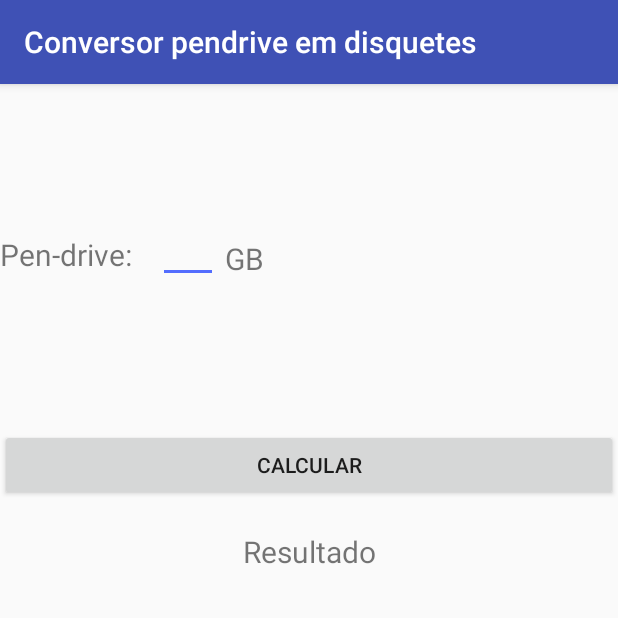
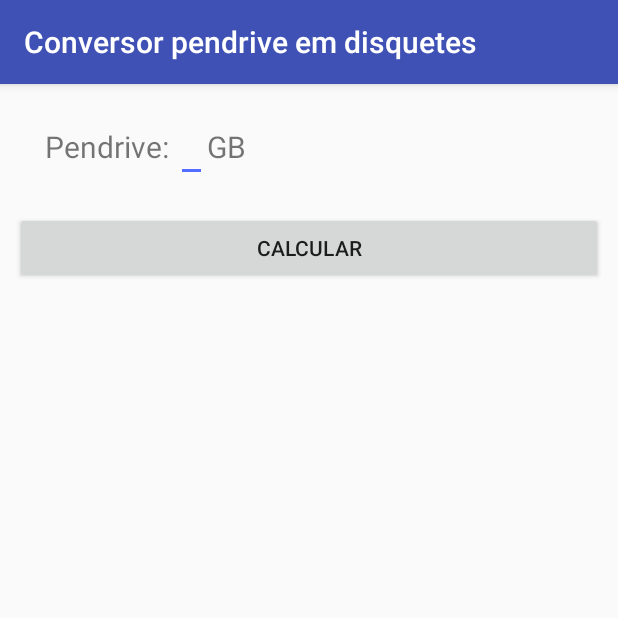
Before and after one commit to MarceloRezin/utilitarios, an Android app: the ConversaoPendriveDisqueteActivity screen opened directly, with no data from a screen before it, on a phone screen of 412 x 824 dp, the top half of it. Run offline under Robolectric (Android 15) with nearby library versions, the phone set to English and light mode, and no system bars; 1 statement that could not run was skipped.

Commit message:
Ajusda da organização da activity

```diff
--- a/app/src/main/res/layout/activity_conversao_pendrive_disquete.xml
+++ b/app/src/main/res/layout/activity_conversao_pendrive_disquete.xml
@@ -12,50 +12,43 @@
         >
 
         <LinearLayout
+            android:layout_width="match_parent"
+            android:layout_height="wrap_content"
+            android:orientation="horizontal"
+            android:layout_marginTop="20dp"
+            android:layout_marginLeft="30dp"
+            >
+            <TextView
+                android:layout_width="wrap_content"
+                android:layout_height="wrap_content"
+                android:text="Pendrive: "
+                android:textSize="20dp"
+                />
 
-            android:layout_width="match_parent"
-            android:layout_height="match_parent"
-            android:orientation="horizontal"/>
+            <EditText
+                android:id="@+id/edit_penDrive"
+                android:layout_width="wrap_content"
+                android:layout_height="wrap_content"
+                android:inputType="number"
+                />
 
-        <TextView
-            android:layout_width="102dp"
-            android:layout_height="match_parent"
-            android:layout_marginTop="100dp"
-            android:text="Pen-drive:"
-            android:textSize="20dp" />
-
-        <EditText
-
-            android:id="@+id/edit_penDrive"
-            android:layout_width="40dp"
-            android:layout_height="wrap_content"
-            android:layout_marginLeft="105dp"
-            android:layout_marginTop="-40dp" />
-        <TextView
-            android:layout_width="102dp"
-            android:layout_height="match_parent"
-            android:layout_marginLeft="150dp"
-            android:layout_marginTop="-30dp"
-            android:text="GB"
-            android:textSize="20dp" />
-        <LinearLayout
-            android:layout_width="match_parent"
-            android:layout_height="match_parent">
+            <TextView
+                android:layout_width="wrap_content"
+                android:layout_height="wrap_content"
+                android:text="GB"
+                android:textSize="20dp"
+                />
 
         </LinearLayout>
+
         <Button
             android:id="@+id/btn_penDrive"
             android:layout_width="match_parent"
-            android:layout_height="match_parent"
-            android:layout_marginTop="100dp"
-            android:text="CALCULAR"/>
-        <TextView
-            android:id="@+id/txt_ResultadoPendrive"
-            android:layout_width="match_parent"
-            android:layout_height="match_parent"
+            android:layout_height="wrap_content"
             android:layout_marginTop="20dp"
-            android:textSize="20dp"
-            android:textAlignment="center"
-            android:text="Resultado"/>
+            android:layout_marginLeft="10dp"
+            android:layout_marginRight="10dp"
+            android:text="Calcular"/>
+
     </LinearLayout>
 </ScrollView>
```
